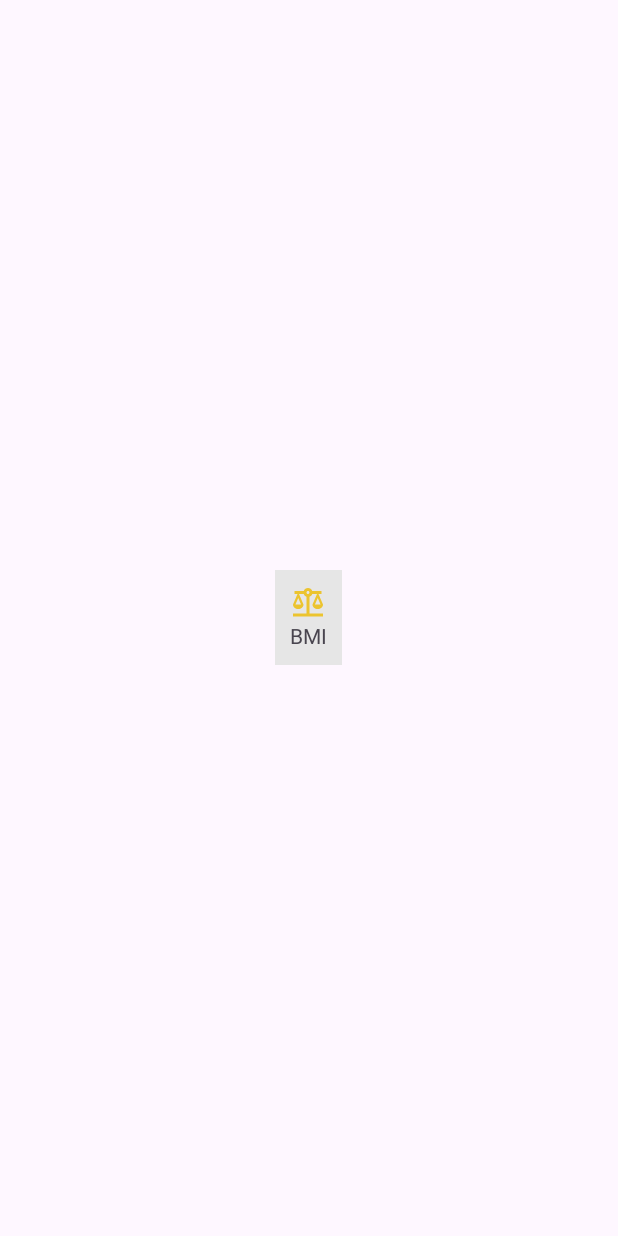
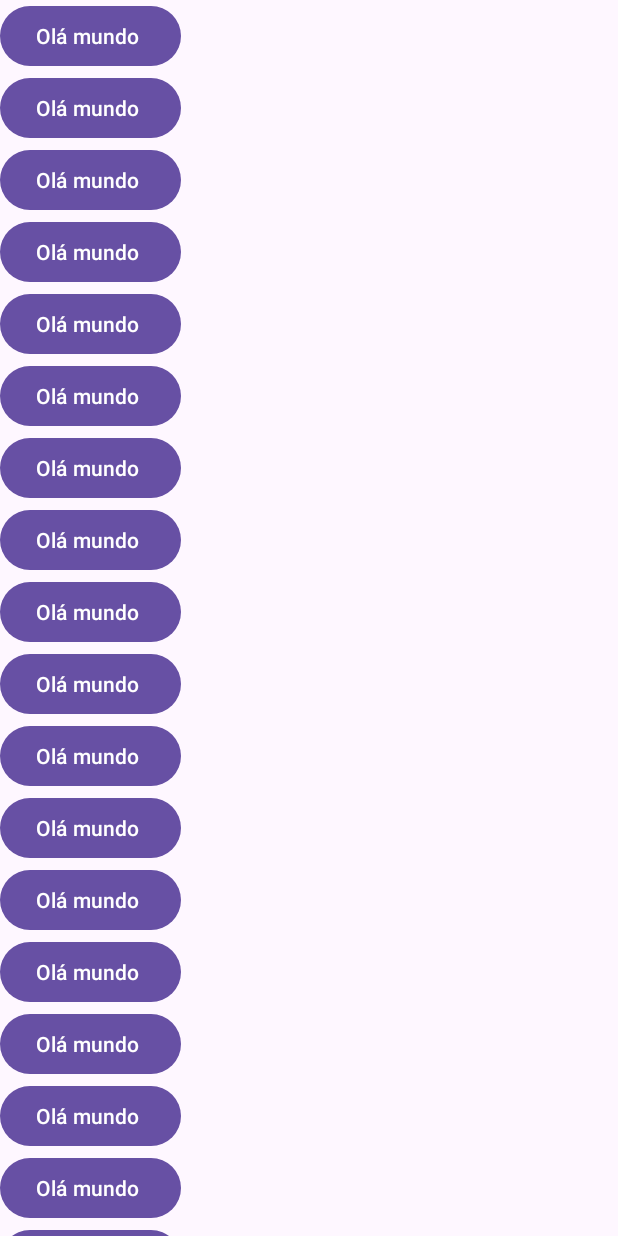
Before and after one commit to RaulReisS/Fitness-Tracker, an Android app: the screen it shows after launch (MainActivity), on a phone screen of 412 x 824 dp. Run offline under Robolectric (Android 15) with nearby library versions, the phone set to English and light mode, and no system bars.

Commit message:
Início da implementação da tela principal (inicial) com o Recycle view, criando os arquivos e classes necessárias

```diff
--- a/app/src/main/java/br/com/raulreis/fitnesstracker/BmiActivity.kt
+++ b/app/src/main/java/br/com/raulreis/fitnesstracker/BmiActivity.kt
@@ -1,11 +1,15 @@
 package br.com.raulreis.fitnesstracker
 
+import android.content.Context
+import android.content.DialogInterface
 import androidx.appcompat.app.AppCompatActivity
 import android.os.Bundle
+import android.view.inputmethod.InputMethodManager
 import android.widget.Button
 import android.widget.EditText
 import android.widget.Toast
 import androidx.annotation.StringRes
+import androidx.appcompat.app.AlertDialog
 
 class BmiActivity : AppCompatActivity() {
 
@@ -31,7 +35,18 @@ class BmiActivity : AppCompatActivity() {
 
             val bmiResponseId = bmiResponse(result)
 
-            Toast.makeText(this, bmiResponseId, Toast.LENGTH_SHORT).show()
+            AlertDialog.Builder(this)
+                .setTitle(getString(R.string.bmi_response, result))
+                .setMessage(bmiResponseId)
+                .setPositiveButton(android.R.string.ok) { dialog, wich ->
+
+            }
+                .create()
+                .show()
+
+            // Passamos o nome o serviço e recebemos de volta o gerenciador daquele serviço
+            val service = getSystemService(Context.INPUT_METHOD_SERVICE) as InputMethodManager
+            service.hideSoftInputFromWindow(currentFocus?.windowToken,0)
 
         }
     }
--- a/app/src/main/java/br/com/raulreis/fitnesstracker/MainActivity.kt
+++ b/app/src/main/java/br/com/raulreis/fitnesstracker/MainActivity.kt
@@ -3,22 +3,60 @@ package br.com.raulreis.fitnesstracker
 import android.content.Intent
 import androidx.appcompat.app.AppCompatActivity
 import android.os.Bundle
+import android.view.View
+import android.view.ViewGroup
 import android.widget.LinearLayout
+import androidx.recyclerview.widget.LinearLayoutManager
+import androidx.recyclerview.widget.RecyclerView
 
 class MainActivity : AppCompatActivity() {
 
-    private lateinit var btnBMI: LinearLayout
+//    private lateinit var btnBMI: LinearLayout
+    private lateinit var rvMain: RecyclerView
 
     override fun onCreate(savedInstanceState: Bundle?) {
         super.onCreate(savedInstanceState)
         setContentView(R.layout.activity_main)
 
-        btnBMI = findViewById(R.id.btnMainBMI)
+        val adapter = MainAdapter()
+        rvMain = findViewById(R.id.rvMainButtons)
+        rvMain.adapter = adapter
 
-        btnBMI.setOnClickListener {
-            // navegar para a próxima tela
-            var i = Intent(this, BmiActivity::class.java)
-            startActivity(i)
+        rvMain.layoutManager = LinearLayoutManager(this)
+
+        // Calsse para administrar a recyclerview e suas celulas (e os seus layouts de itens)
+        // Adapter ->
+
+
+
+//        btnBMI = findViewById(R.id.btnMainBMI)
+//
+//        btnBMI.setOnClickListener {
+//            // navegar para a próxima tela
+//            var i = Intent(this, BmiActivity::class.java)
+//            startActivity(i)
+//        }
+    }
+
+    private inner class MainAdapter: RecyclerView.Adapter<MainViewHolder>() {
+        // 1 - Imforma qual é o layout XML da celula específica (item)
+        override fun onCreateViewHolder(parent: ViewGroup, viewType: Int): MainViewHolder {
+            val view = layoutInflater.inflate(R.layout.main_item, parent, false)
+            return MainViewHolder(view)
+        }
+
+        // 2 - Informar quantas celular essa listagem terá
+        override fun getItemCount(): Int {
+            return 30
+        }
+
+        // 3 - Método que será disparado toda vez que houver uma rolagem na tela e for necessário
+        // trocar o conteúdo da celula
+        override fun onBindViewHolder(holder: MainViewHolder, position: Int) {
+
         }
     }
+
+    //Classe da celula em si
+    private class MainViewHolder(view: View) : RecyclerView.ViewHolder(view)
 }
--- a/app/src/main/res/layout/activity_main.xml
+++ b/app/src/main/res/layout/activity_main.xml
@@ -8,25 +8,29 @@
     android:gravity="center"
     tools:context=".MainActivity">
 
-    <LinearLayout
-        android:id="@+id/btnMainBMI"
-        android:background="@color/colorLightFray"
-        android:padding="10dp"
-        android:layout_width="wrap_content"
-        android:orientation="vertical"
-        android:layout_height="wrap_content">
+    <androidx.recyclerview.widget.RecyclerView
+        android:id="@+id/rvMainButtons"
+        android:layout_width="match_parent"
+        android:layout_height="match_parent" />
 
-        <ImageView
-            android:src="@drawable/baseline_balance_24"
-            android:layout_width="wrap_content"
-            android:layout_height="wrap_content" />
+<!--    <LinearLayout-->
+<!--        android:id="@+id/btnMainBMI"-->
+<!--        android:background="@color/colorLightFray"-->
+<!--        android:padding="10dp"-->
+<!--        android:layout_width="wrap_content"-->
+<!--        android:orientation="vertical"-->
+<!--        android:layout_height="wrap_content">-->
 
-        <TextView
-            android:layout_width="wrap_content"
-            android:layout_height="wrap_content"
-            android:text="@string/label_bmi" />
+<!--        <ImageView-->
+<!--            android:src="@drawable/baseline_balance_24"-->
+<!--            android:layout_width="wrap_content"-->
+<!--            android:layout_height="wrap_content" />-->
 
-    </LinearLayout>
+<!--        <TextView-->
+<!--            android:layout_width="wrap_content"-->
+<!--            android:layout_height="wrap_content"-->
+<!--            android:text="@string/label_bmi" />-->
+<!--    </LinearLayout>-->
 
 
 
--- /dev/null
+++ b/app/src/main/res/layout/main_item.xml
@@ -0,0 +1,13 @@
+<?xml version="1.0" encoding="utf-8"?>
+<LinearLayout xmlns:android="http://schemas.android.com/apk/res/android"
+    android:layout_width="match_parent"
+    android:layout_height="wrap_content">
+
+    <Button
+        android:id="@+id/btnItem"
+        android:text="Olá mundo "
+        android:layout_width="wrap_content"
+        android:layout_height="wrap_content" />
+
+
+</LinearLayout>
```
Also changed, not shown: 1 other file.
